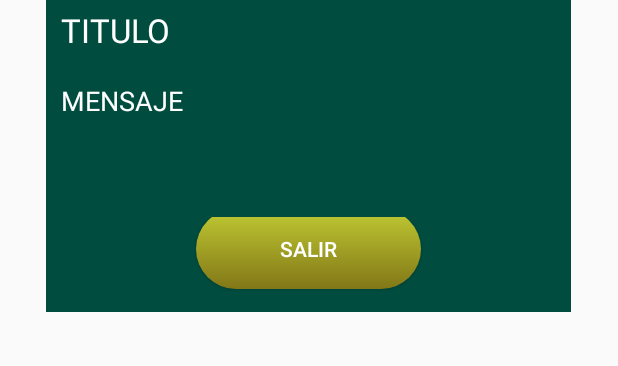
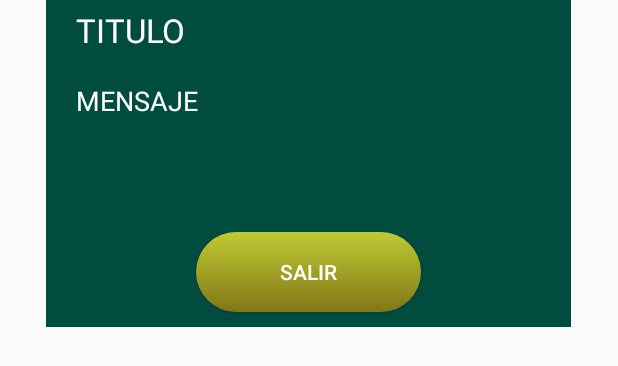
Before and after one commit to bladecorp/appCliente, an Android app: the layout dialogo_informativo.xml on its own in the app's theme, with its tools: preview values and no code run, on a phone screen of 412 x 824 dp. Shown: the top 366 px of the screen. Run offline under Robolectric (Android 15) with nearby library versions, the phone set to English and light mode, and no system bars.

Commit message:
Actualización general

```diff
--- a/app/src/main/java/com/example/mou/Servicio/ReceptorSMS.java
+++ b/app/src/main/java/com/example/mou/Servicio/ReceptorSMS.java
@@ -48,8 +48,9 @@ public class ReceptorSMS extends BroadcastReceiver {
                     intent1.putExtra(SMS_RECIBIDO, mensaje);
                     context.startService(intent1);
                     abortBroadcast();
+                }else {
+                    new MsgToast(context, "No se interceptó el mensaje" + telefono, false, TipoImportanciaToast.INFO.getId());
                 }
-                new MsgToast(context, "No se interceptó el mensaje"+telefono, false, TipoImportanciaToast.INFO.getId());
             }
         }
     }
--- a/app/src/main/res/drawable/bkgnd_listview_inv.xml
+++ b/app/src/main/res/drawable/bkgnd_listview_inv.xml
@@ -10,7 +10,7 @@
         <layer-list>
             <item android:right="5dp" android:top="5dp">
                 <shape>
-                    <corners android:radius="0dp" />
+                    <corners android:radius="6dp" />
                     <gradient android:startColor="@android:color/transparent"
                         android:endColor="@android:color/black"
                         android:type="linear"/>
--- a/app/src/main/res/layout/confirmacion_envio_mensaje.xml
+++ b/app/src/main/res/layout/confirmacion_envio_mensaje.xml
@@ -19,7 +19,8 @@
             android:textColor="#ffffffff"
             android:textSize="22sp"
             android:id="@+id/tv_dialogo_enviarMensaje_titulo"
-            android:layout_marginTop="5dp"/>
+            android:layout_marginTop="5dp"
+            android:layout_marginLeft="20dp"/>
 
     </LinearLayout>
 
--- a/app/src/main/res/layout/dialogo_confirmacion.xml
+++ b/app/src/main/res/layout/dialogo_confirmacion.xml
@@ -18,7 +18,7 @@
             android:textColor="#ffffff"
             android:textSize="22sp"
             android:id="@+id/tv_dialogo_vehiculos_titulo"
-            android:paddingLeft="10dp"/>
+            android:layout_marginLeft="20dp"/>
 
     </LinearLayout>
     <LinearLayout
--- a/app/src/main/res/layout/dialogo_informativo.xml
+++ b/app/src/main/res/layout/dialogo_informativo.xml
@@ -18,7 +18,7 @@
             android:textColor="#ffffffff"
             android:textSize="22sp"
             android:id="@+id/tv_dialogo_info_titulo"
-            android:paddingLeft="10dp"/>
+            android:layout_marginLeft="20dp"/>
 
     </LinearLayout>
     <LinearLayout
@@ -35,7 +35,7 @@
             android:textSize="18sp"
             android:gravity="left"
             android:id="@+id/tv_dialogo_info_mensaje"
-            android:paddingLeft="10dp"/>
+            android:layout_marginLeft="20dp"/>
 
     </LinearLayout>
 
@@ -53,7 +53,8 @@
             android:text="SALIR"
             android:id="@+id/btn_dialogo_info_cerrar"
             android:textColor="#ffffffff"
-            android:layout_marginBottom="10dp"/>
+            android:layout_marginBottom="10dp"
+            android:layout_marginTop="10dp"/>
 
 
     </LinearLayout>
--- a/app/src/main/res/layout/item_view_invitaciones.xml
+++ b/app/src/main/res/layout/item_view_invitaciones.xml
@@ -23,7 +23,7 @@
             android:gravity="left"
             android:layout_marginTop="5dp"
             android:layout_marginLeft="5dp"
-            android:textColor="@android:color/black" />
+            android:textColor="@drawable/btn_texto_holo" />
 
 
     </LinearLayout>
```
